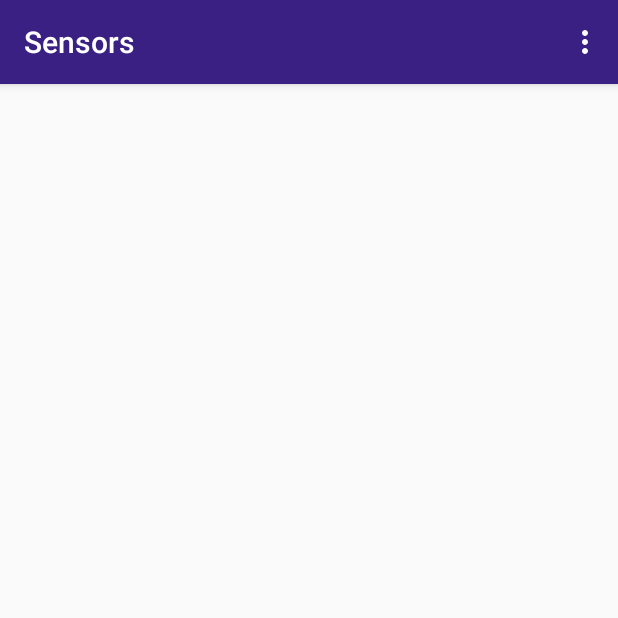
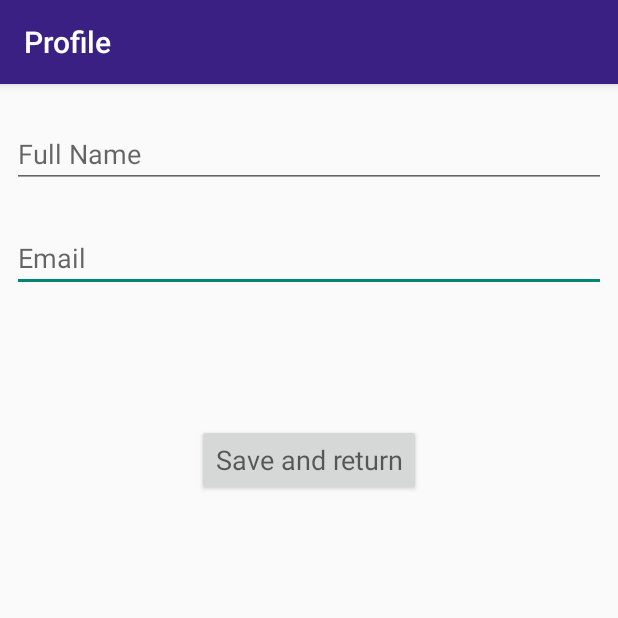
Before and after one commit to Icrum/DataServer, an Android app: the screen it shows after launch once a user with an empty profile is signed in (MainActivity before the commit, ProfileActivity after it), in the options menu, after a tap on "Profile", on a phone screen of 412 x 824 dp, the top half of it. Run offline under Robolectric (Android 15) with nearby library versions, the phone set to English and light mode, and no system bars; our stand-ins replace Firebase (no records; nobody signed in at launch, a user with empty details on screens opened directly).

Commit message:
Profile activity created.

```diff
--- a/app/src/main/AndroidManifest.xml
+++ b/app/src/main/AndroidManifest.xml
@@ -3,6 +3,7 @@
     package="com.example.dataserver">
 
     <uses-permission android:name="android.permission.INTERNET" />
+    <uses-permission android:name="android.permission.WRITE_EXTERNAL_STORAGE"/>
 
     <application
         android:allowBackup="true"
--- a/app/src/main/java/com/example/dataserver/AboutActivity.java
+++ b/app/src/main/java/com/example/dataserver/AboutActivity.java
@@ -1,6 +1,7 @@
 package com.example.dataserver;
 
 import androidx.appcompat.app.AppCompatActivity;
+import androidx.appcompat.widget.Toolbar;
 
 import android.os.Bundle;
 
@@ -10,5 +11,10 @@ public class AboutActivity extends AppCompatActivity {
     protected void onCreate(Bundle savedInstanceState) {
         super.onCreate(savedInstanceState);
         setContentView(R.layout.activity_about);
+
+        Toolbar toolbar= findViewById(R.id.toolbar);
+        toolbar.setTitle("About");
+        setSupportActionBar(toolbar);
     }
+
 }
--- a/app/src/main/java/com/example/dataserver/MainActivity.java
+++ b/app/src/main/java/com/example/dataserver/MainActivity.java
@@ -2,6 +2,8 @@ package com.example.dataserver;
 
 import androidx.appcompat.app.AppCompatActivity;
 import androidx.appcompat.widget.Toolbar;
+
+import android.provider.ContactsContract;
 import android.view.Menu;
 import android.view.MenuInflater;
 import android.content.Intent;
@@ -112,11 +114,11 @@ public class MainActivity extends AppCompatActivity {
             */
                 return true;
             case R.id.profile:
-                //addfav (heart icon) was clicked, Insert your after click code here.
+                profile();
                 return true;
 
             case R.id.about:
-                //addfav (heart icon) was clicked, Insert your after click code here.
+                about();
                 return true;
 
             case R.id.logout:
@@ -134,7 +136,15 @@ public class MainActivity extends AppCompatActivity {
         finish();
     }
 
+    public void about (){
+        startActivity(new Intent(getApplicationContext(),AboutActivity.class));
+        finish();
+    }
 
+    public void profile (){
+        startActivity(new Intent(getApplicationContext(),ProfileActivity.class));
+        finish();
+    }
 
 
 }
--- a/app/src/main/java/com/example/dataserver/ProfileActivity.java
+++ b/app/src/main/java/com/example/dataserver/ProfileActivity.java
@@ -1,14 +1,67 @@
 package com.example.dataserver;
 
+import androidx.annotation.NonNull;
+import androidx.annotation.Nullable;
 import androidx.appcompat.app.AppCompatActivity;
+import androidx.appcompat.widget.Toolbar;
 
+import android.app.Activity;
+import android.content.Intent;
+import android.net.Uri;
 import android.os.Bundle;
+import android.provider.MediaStore;
+import android.view.View;
+import android.widget.Button;
+import android.widget.ImageView;
+import android.widget.TextView;
+import android.widget.Toast;
+
+import com.google.android.gms.tasks.OnFailureListener;
+import com.google.android.gms.tasks.OnSuccessListener;
+import com.google.firebase.auth.FirebaseAuth;
+import com.google.firebase.firestore.DocumentReference;
+import com.google.firebase.firestore.DocumentSnapshot;
+import com.google.firebase.firestore.EventListener;
+import com.google.firebase.firestore.FirebaseFirestore;
+import com.google.firebase.firestore.FirebaseFirestoreException;
+
 
 public class ProfileActivity extends AppCompatActivity {
+    TextView fullName, email;
+    FirebaseAuth fAuth;
+    FirebaseFirestore fStore;
+    String userID;
+    Button BtnSave, BtnImage;
+
 
     @Override
     protected void onCreate(Bundle savedInstanceState) {
         super.onCreate(savedInstanceState);
         setContentView(R.layout.activity_profile);
+        fullName=findViewById(R.id.editText_FullName);
+        email=findViewById(R.id.editText_EmailAddress);
+        BtnSave=findViewById(R.id.button_save);
+
+
+        fAuth=FirebaseAuth.getInstance();
+        fStore=FirebaseFirestore.getInstance();
+
+
+        userID=fAuth.getCurrentUser().getUid();
+
+        final DocumentReference documentReference=fStore.collection("users").document(userID);
+        documentReference.addSnapshotListener(this, new EventListener<DocumentSnapshot>() {
+            @Override
+            public void onEvent(DocumentSnapshot documentSnapshot, FirebaseFirestoreException e) {
+                fullName.setText(documentSnapshot.getString("fName"));
+                email.setText(documentSnapshot.getString("email"));
+            }
+        });
+
+        Toolbar toolbar= findViewById(R.id.toolbar);
+        toolbar.setTitle("Profile");
+        setSupportActionBar(toolbar);
+
     }
+
 }
--- a/app/src/main/java/com/example/dataserver/RegisterActivity.java
+++ b/app/src/main/java/com/example/dataserver/RegisterActivity.java
@@ -6,6 +6,7 @@ import androidx.appcompat.app.AppCompatActivity;
 import android.content.Intent;
 import android.os.Bundle;
 import android.text.TextUtils;
+import android.util.Log;
 import android.view.View;
 import android.widget.Button;
 import android.widget.EditText;
@@ -13,15 +14,25 @@ import android.widget.ProgressBar;
 import android.widget.Toast;
 
 import com.google.android.gms.tasks.OnCompleteListener;
+import com.google.android.gms.tasks.OnFailureListener;
+import com.google.android.gms.tasks.OnSuccessListener;
 import com.google.android.gms.tasks.Task;
 import com.google.firebase.auth.AuthResult;
 import com.google.firebase.auth.FirebaseAuth;
+import com.google.firebase.firestore.DocumentReference;
+import com.google.firebase.firestore.FirebaseFirestore;
+
+import java.util.HashMap;
+import java.util.Map;
 
 public class RegisterActivity extends AppCompatActivity {
+    public static final String TAG = "TAG";
     EditText mFullName, mEmail, mPassword;
     Button mRegisterBtn, mLoginBtn;
     FirebaseAuth fAuth;
     ProgressBar progressBar;
+    FirebaseFirestore fstore;
+    String userID;
 
     @Override
     protected void onCreate(Bundle savedInstanceState) {
@@ -35,13 +46,15 @@ public class RegisterActivity extends AppCompatActivity {
         mLoginBtn=findViewById(R.id.button_Create);
 
         fAuth=FirebaseAuth.getInstance();
+        fstore=FirebaseFirestore.getInstance();
         progressBar=findViewById(R.id.progressBar);
 
         mRegisterBtn.setOnClickListener((new View.OnClickListener() {
             @Override
             public void onClick(View v) {
-                String email=mEmail.getText().toString().trim();
+                final String email=mEmail.getText().toString().trim();
                 String password=mPassword.getText().toString().trim();
+                final String fullname=mFullName.getText().toString();
 
                 if(TextUtils.isEmpty(email)){
                     mEmail.setError("Email is Required.");
@@ -65,6 +78,22 @@ public class RegisterActivity extends AppCompatActivity {
                     public void onComplete(@NonNull Task<AuthResult> task) {
                         if(task.isSuccessful()){
                             Toast.makeText(RegisterActivity.this, "User created.", Toast.LENGTH_SHORT).show();
+                            userID=fAuth.getCurrentUser().getUid();
+                            DocumentReference documentReference=fstore.collection("users").document(userID);
+                            Map<String,Object> user=new HashMap<>();
+                            user.put("fName",fullname);
+                            user.put("email",email);
+                            documentReference.set(user).addOnSuccessListener(new OnSuccessListener<Void>() {
+                                @Override
+                                public void onSuccess(Void aVoid) {
+                                    Log.d(TAG,"onSuccess: user Profile is created for "+ userID);
+                                }
+                            }).addOnFailureListener(new OnFailureListener() {
+                                @Override
+                                public void onFailure(@NonNull Exception e) {
+                                    Log.d(TAG,"onFailure: "+ e.toString());
+                                }
+                            });
                             startActivity(new Intent(getApplicationContext(),MainActivity.class));
                         }else{
                             Toast.makeText(RegisterActivity.this, "Error: " + task.getException().getMessage(), Toast.LENGTH_SHORT).show();
--- a/app/src/main/res/layout/activity_about.xml
+++ b/app/src/main/res/layout/activity_about.xml
@@ -6,4 +6,8 @@
     android:layout_height="match_parent"
     tools:context=".AboutActivity">
 
+    <include
+        android:id="@+id/toolbar"
+        layout="@layout/toolbar" />
+
 </androidx.constraintlayout.widget.ConstraintLayout>
--- a/app/src/main/res/layout/activity_profile.xml
+++ b/app/src/main/res/layout/activity_profile.xml
@@ -4,6 +4,60 @@
     xmlns:tools="http://schemas.android.com/tools"
     android:layout_width="match_parent"
     android:layout_height="match_parent"
-    tools:context=".ProfileActivity">
+    android:visibility="visible"
+    tools:context=".ProfileActivity"
+    tools:visibility="visible">
+
+    <include
+        android:id="@+id/toolbar"
+        layout="@layout/toolbar" />
+
+    <EditText
+        android:id="@+id/editText_EmailAddress"
+        android:layout_width="0dp"
+        android:layout_height="wrap_content"
+        android:layout_marginStart="8dp"
+        android:layout_marginLeft="8dp"
+        android:layout_marginTop="24dp"
+        android:layout_marginEnd="8dp"
+        android:layout_marginRight="8dp"
+        android:ems="10"
+        android:hint="Email"
+        android:inputType="textEmailAddress"
+        app:layout_constraintEnd_toEndOf="parent"
+        app:layout_constraintHorizontal_bias="0.502"
+        app:layout_constraintStart_toStartOf="parent"
+        app:layout_constraintTop_toBottomOf="@+id/editText_FullName" />
+
+    <EditText
+        android:id="@+id/editText_FullName"
+        android:layout_width="0dp"
+        android:layout_height="wrap_content"
+        android:layout_marginStart="8dp"
+        android:layout_marginLeft="8dp"
+        android:layout_marginTop="24dp"
+        android:layout_marginEnd="8dp"
+        android:layout_marginRight="8dp"
+        android:ems="10"
+        android:hint="Full Name"
+        android:inputType="textPersonName"
+        app:layout_constraintEnd_toEndOf="parent"
+        app:layout_constraintHorizontal_bias="0.0"
+        app:layout_constraintStart_toStartOf="parent"
+        app:layout_constraintTop_toBottomOf="@+id/toolbar" />
+
+    <Button
+        android:id="@+id/button_save"
+        android:layout_width="wrap_content"
+        android:layout_height="wrap_content"
+        android:layout_marginTop="32dp"
+        android:layout_marginBottom="8dp"
+        android:text="Save and return"
+        android:textAppearance="@style/TextAppearance.AppCompat.Medium"
+        app:layout_constraintBottom_toBottomOf="parent"
+        app:layout_constraintEnd_toEndOf="parent"
+        app:layout_constraintStart_toStartOf="parent"
+        app:layout_constraintTop_toBottomOf="@+id/editText_EmailAddress"
+        app:layout_constraintVertical_bias="0.103" />
 
 </androidx.constraintlayout.widget.ConstraintLayout>
--- a/build.gradle
+++ b/build.gradle
@@ -8,6 +8,7 @@ buildscript {
     }
     dependencies {
         classpath 'com.android.tools.build:gradle:4.1.1'
+        //classpath 'com.google.gms:google-services:4.3.4'
         classpath 'com.google.gms:google-services:4.3.4'
 
         // NOTE: Do not place your application dependencies here; they belong
```
Also changed, not shown: app/build.gradle (line endings or trailing spaces).
